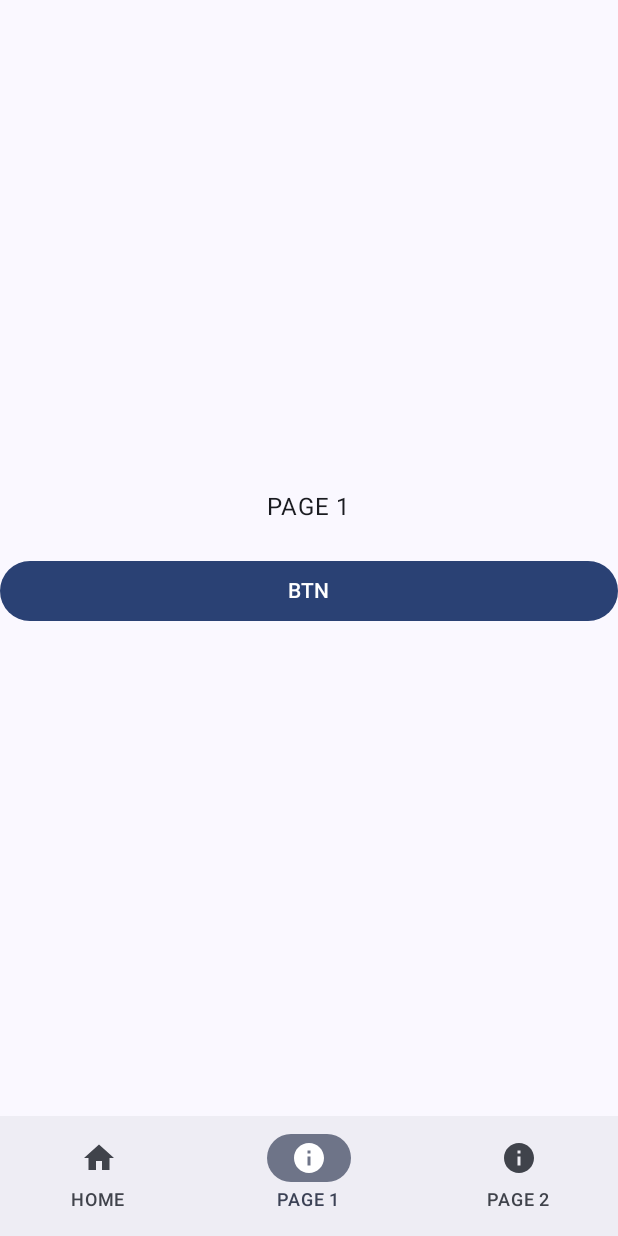
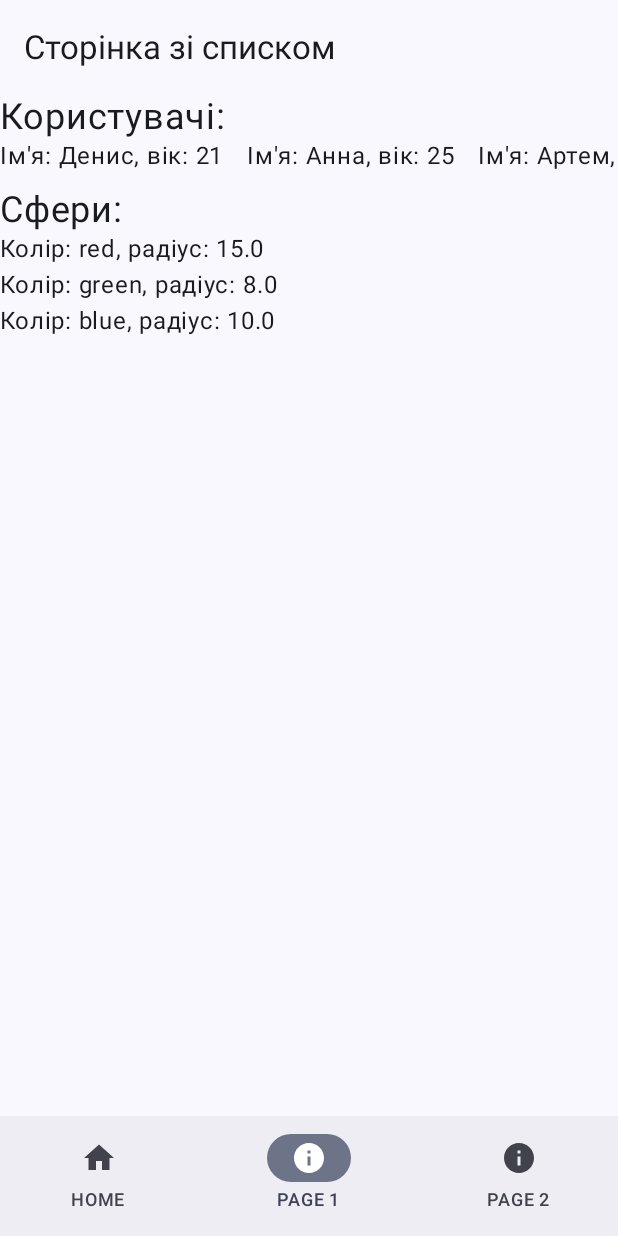
Before and after one commit to diachenko-oleh/Lab1, an Android app built with Jetpack Compose: the screen it shows after launch (MainActivity), item 2 of the bottom bar chosen, on a phone screen of 412 x 824 dp. Run offline under Robolectric (Android 15) with nearby library versions, the phone set to English and light mode, and no system bars; our stand-ins replace navigation suite.

Commit message:
LazyColumn + LazyRow

```diff
--- a/app/build.gradle.kts
+++ b/app/build.gradle.kts
@@ -56,6 +56,7 @@ dependencies {
     implementation(libs.androidx.ui)
     implementation(libs.androidx.compose.foundation.layout)
     implementation(libs.androidx.lifecycle.viewmodel.ktx)
+    implementation(libs.androidx.compose.foundation)
     testImplementation(libs.junit)
     androidTestImplementation(libs.androidx.junit)
     androidTestImplementation(libs.androidx.espresso.core)
--- a/app/src/main/java/com/example/lab1/MainActivity.kt
+++ b/app/src/main/java/com/example/lab1/MainActivity.kt
@@ -22,7 +22,7 @@ import androidx.compose.ui.Modifier
 import androidx.compose.ui.graphics.vector.ImageVector
 import androidx.compose.ui.tooling.preview.PreviewScreenSizes
 import com.example.lab1.Screens.Home.HomeScreen
-import com.example.lab1.Screens.Page1
+import com.example.lab1.Screens.Page1.Page1
 import com.example.lab1.Screens.Page2
 import com.example.lab1.ui.theme.Lab1Theme
 
--- a/app/src/main/java/com/example/lab1/Screens/Page1.kt
+++ /dev/null
@@ -1,35 +0,0 @@
-package com.example.lab1.Screens
-
-import androidx.compose.foundation.layout.Arrangement
-import androidx.compose.foundation.layout.Column
-import androidx.compose.foundation.layout.fillMaxSize
-import androidx.compose.foundation.layout.fillMaxWidth
-import androidx.compose.foundation.layout.padding
-import androidx.compose.foundation.layout.wrapContentSize
-import androidx.compose.material3.Button
-import androidx.compose.material3.Text
-import androidx.compose.runtime.Composable
-import androidx.compose.runtime.getValue
-import androidx.compose.runtime.mutableStateOf
-import androidx.compose.runtime.saveable.rememberSaveable
-import androidx.compose.runtime.setValue
-import androidx.compose.ui.Alignment
-import androidx.compose.ui.Modifier
-import androidx.compose.ui.unit.dp
-
-@Composable
-fun Page1(modifier: Modifier) {
-    Column(
-        modifier =  modifier.fillMaxSize(),
-        verticalArrangement = Arrangement.Center
-    ){
-        var str by rememberSaveable {  mutableStateOf("PAGE 1")}
-        Text(
-            text = str,
-            modifier = Modifier.fillMaxWidth().wrapContentSize(Alignment.Center)
-        )
-        Button(
-            modifier = Modifier.padding(top = 20.dp).fillMaxWidth(),
-            onClick = {str = "це перша сторінка"}) { Text("BTN")}
-    }
-}
--- /dev/null
+++ b/app/src/main/java/com/example/lab1/Screens/Page1/Classes.kt
@@ -0,0 +1,12 @@
+package com.example.lab1.Screens.Page1
+data class User(
+    val id: Int,
+    val name: String,
+    val age: Int
+)
+
+data class Sphere(
+    val id: Int,
+    val color: String,
+    val radius: Double
+)
--- /dev/null
+++ b/app/src/main/java/com/example/lab1/Screens/Page1/Page1.kt
@@ -0,0 +1,67 @@
+package com.example.lab1.Screens.Page1
+
+
+import androidx.compose.foundation.layout.Spacer
+import androidx.compose.foundation.layout.fillMaxWidth
+import androidx.compose.foundation.layout.height
+import androidx.compose.foundation.layout.padding
+import androidx.compose.foundation.layout.width
+import androidx.compose.foundation.layout.wrapContentSize
+import androidx.compose.foundation.lazy.LazyColumn
+import androidx.compose.foundation.lazy.LazyRow
+import androidx.compose.foundation.lazy.items
+import androidx.compose.material3.Button
+import androidx.compose.material3.ExperimentalMaterial3Api
+import androidx.compose.material3.Scaffold
+import androidx.compose.material3.Text
+import androidx.compose.material3.TopAppBar
+import androidx.compose.runtime.Composable
+import androidx.compose.runtime.collectAsState
+import androidx.compose.runtime.getValue
+import androidx.compose.ui.Modifier
+import androidx.compose.ui.unit.dp
+import androidx.compose.ui.unit.sp
+import androidx.lifecycle.viewmodel.compose.viewModel
+import com.example.lab1.ViewModel.MyViewModel
+
+@OptIn(ExperimentalMaterial3Api::class)
+@Composable
+fun Page1(modifier: Modifier) {
+    val viewModel: MyViewModel = viewModel()
+    val users by viewModel.users.collectAsState()
+    val spheres by viewModel.spheres.collectAsState()
+    Scaffold(
+        topBar = {
+            TopAppBar(
+                title = { Text("Сторінка зі cписком") }
+            )
+        }
+    ) { padding ->
+        LazyColumn(
+            modifier = modifier.padding(padding).fillMaxWidth()
+        ) {
+            item {
+                Text("Користувачі:", fontSize = 24.sp)
+            }
+            item{
+                LazyRow(
+                    modifier = Modifier.fillMaxWidth()
+                ){
+                    items(users) { user ->
+                        Text("Ім'я: ${user.name}, вік: ${user.age}")
+                        Spacer(modifier = Modifier.width(15.dp))
+                    }
+                }
+            }
+            item {
+                Spacer(modifier = Modifier.height(10.dp))
+                Text("Сфери:", fontSize = 24.sp)
+            }
+            items(spheres) { sphere ->
+                Text("Колір: ${sphere.color}, радіус: ${sphere.radius}")
+            }
+        }
+
+
+    }
+}
--- /dev/null
+++ b/app/src/main/java/com/example/lab1/Screens/Page1/Repository.kt
@@ -0,0 +1,16 @@
+package com.example.lab1.Screens.Page1
+
+class DataRepository {
+
+    val users = listOf(
+        User(1, "Денис", 21),
+        User(2, "Анна", 25),
+        User(3, "Артем", 29)
+    )
+
+    val spheres = listOf(
+        Sphere(1, "red", 15.0 ),
+        Sphere(2, "green", 8.0),
+        Sphere(3, "blue", 10.0)
+    )
+}
--- a/app/src/main/java/com/example/lab1/ViewModel/MyViewModel.kt
+++ b/app/src/main/java/com/example/lab1/ViewModel/MyViewModel.kt
@@ -2,9 +2,9 @@ package com.example.lab1.ViewModel
 
 import androidx.compose.runtime.State
 import androidx.compose.runtime.mutableStateOf
-import androidx.lifecycle.LiveData
-import androidx.lifecycle.MutableLiveData
 import androidx.lifecycle.ViewModel
+import com.example.lab1.Screens.Page1.DataRepository
+import kotlinx.coroutines.flow.MutableStateFlow
 
 class MyViewModel : ViewModel() {
     private val _homeText = mutableStateOf("MAIN PAGE")
@@ -12,4 +12,7 @@ class MyViewModel : ViewModel() {
     fun updateHomeText(newText: String) {
         _homeText.value = newText
     }
+    private val repo = DataRepository()
+    val users = MutableStateFlow(repo.users)
+    val spheres = MutableStateFlow(repo.spheres)
 }
--- a/gradle/libs.versions.toml
+++ b/gradle/libs.versions.toml
@@ -11,6 +11,7 @@ composeBom = "2024.09.00"
 ui = "1.9.4"
 foundationLayout = "1.9.4"
 lifecycleViewmodelKtx = "2.9.4"
+foundation = "1.9.5"
 
 [libraries]
 androidx-core-ktx = { group = "androidx.core", name = "core-ktx", version.ref = "coreKtx" }
@@ -31,6 +32,7 @@ androidx-compose-material3-adaptive-navigation-suite = { group = "androidx.compo
 androidx-ui = { group = "androidx.compose.ui", name = "ui", version.ref = "ui" }
 androidx-compose-foundation-layout = { group = "androidx.compose.foundation", name = "foundation-layout", version.ref = "foundationLayout" }
 androidx-lifecycle-viewmodel-ktx = { group = "androidx.lifecycle", name = "lifecycle-viewmodel-ktx", version.ref = "lifecycleViewmodelKtx" }
+androidx-compose-foundation = { group = "androidx.compose.foundation", name = "foundation", version.ref = "foundation" }
 
 [plugins]
 android-application = { id = "com.android.application", version.ref = "agp" }
```
